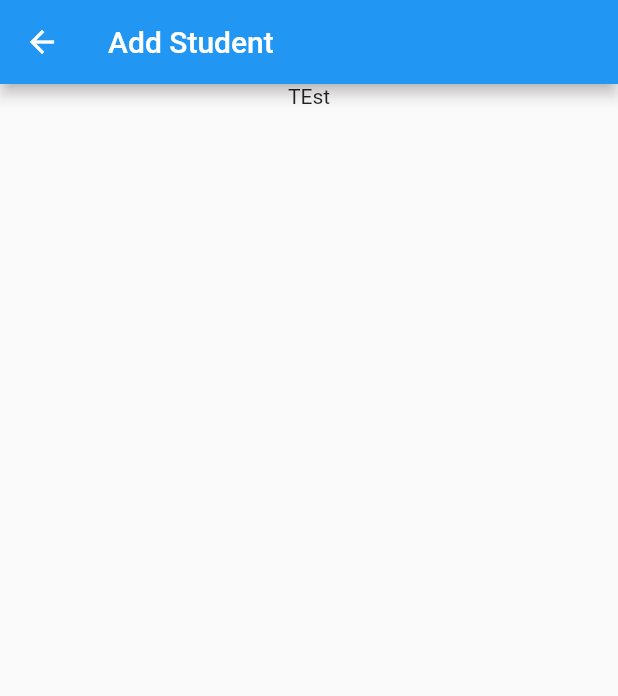
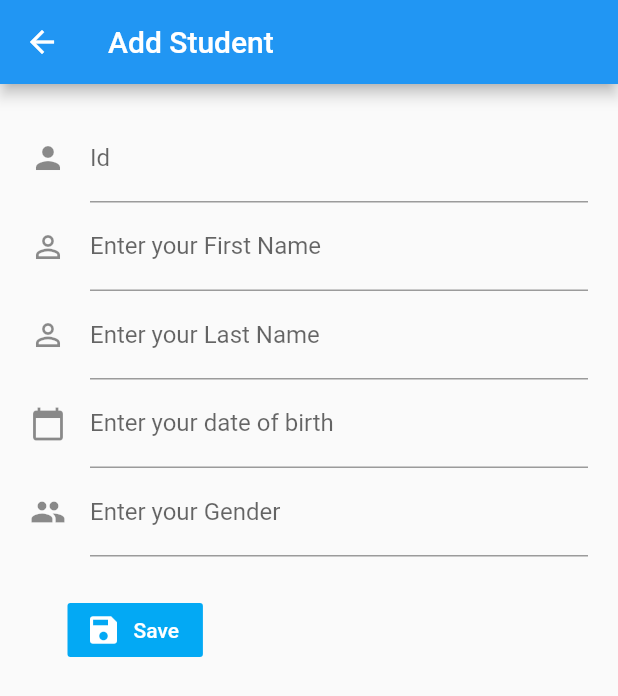
Before and after one commit to Alaeddinalhamoud/Flutter-API-Front-End, a Flutter app: the AddStudent screen opened directly, on a phone screen of 412 x 824 dp. Shown: the top 696 px of the screen. Run offline on Flutter 3.47's test engine with Material 2 defaults, Android fonts, the phone set to English and light mode, and no system bars; network calls fail.

Commit message:
Add New Student form

```diff
--- a/lib/ui/addstudent.dart
+++ b/lib/ui/addstudent.dart
@@ -1,31 +1,103 @@
- import 'package:flutter/material.dart';
+import 'package:flutter/material.dart';
 
- class AddStudent extends StatefulWidget {
 
+class AddStudent extends StatefulWidget {
   AddStudent({Key key}) : super(key: key);
 
   _AddStudentState createState() => _AddStudentState();
 }
 
 class _AddStudentState extends State<AddStudent> {
+  final _formKey = GlobalKey<FormState>();
+  var idController= TextEditingController();
+  var firstNameController= TextEditingController();
+  var lastNameController= TextEditingController();
+  var dobController= TextEditingController();
+  var genderController= TextEditingController();
+
+
   @override
   Widget build(BuildContext context) {
     return Scaffold(
       appBar: _buildAppBar(context),
-       body: Center(
-         child: Column(
-           children: <Widget>[
-             Text("TEst")
-           ],
-         ),
-       ),
+      body:_buildForm(),
     );
   }
 
   Widget _buildAppBar(BuildContext context) {
     return AppBar(
       title: Text("Add Student"),
+
     );
   }
 
+Widget _buildForm(){
+
+  return  Padding(
+          padding: EdgeInsets.all(20.0),
+          child: Form(
+        key: _formKey,
+        child: Column(
+          crossAxisAlignment: CrossAxisAlignment.start,
+          children: <Widget>[
+            TextFormField(
+              controller: idController,
+              decoration: InputDecoration(
+                labelText: 'Id',
+                icon: Icon(Icons.person)),
+            ),
+             TextFormField(
+              controller: firstNameController,
+                    validator:(val){if(val.isEmpty){return "First Name cannot be empty";}
+                      else{return null;}},
+              decoration: InputDecoration(
+                labelText: 'Enter your First Name',
+                icon: Icon(Icons.person_outline)),
+            ),
+             TextFormField(
+              controller: lastNameController,
+                    validator:(val){if(val.isEmpty){return "Last Name cannot be empty";}
+                      else{return null;}},
+              decoration: InputDecoration(
+                labelText: 'Enter your Last Name',
+                icon: Icon(Icons.person_outline)),
+            ),
+             TextFormField(
+              controller: dobController,
+                    validator:(val){if(val.isEmpty){return "Date of birth cannot be empty";}
+                      else{return null;}},
+              decoration: InputDecoration(
+                labelText: 'Enter your date of birth',
+                icon: Icon(Icons.calendar_today)),
+            ),
+             TextFormField(
+              controller: genderController,
+                    validator:(val){if(val.isEmpty){return "Gender cannot be empty";}
+                      else{return null;}},
+              decoration: InputDecoration(
+                labelText: 'Enter your Gender',
+                icon: Icon(Icons.people)),
+            ),
+
+
+            Padding(
+              padding: EdgeInsets.symmetric(vertical: 25.0,horizontal: 25.0),
+              child: FlatButton.icon(
+                color: Colors.lightBlue,
+                label: Text('Save',style: TextStyle(color: Colors.white),),
+                icon: Icon(Icons.save,color: Colors.white,),
+                onPressed: () {
+                  if (_formKey.currentState.validate()) {
+                    Scaffold.of(context).showSnackBar(
+                        SnackBar(content: Text('Processing Data')));
+                  }
+                },
+              ),
+            ),
+          ],
+        ),
+      )
+      );
 }
+
+}
--- a/lib/ui/studentlist.dart
+++ b/lib/ui/studentlist.dart
@@ -33,13 +33,7 @@ class _StudentListState extends State<StudentList> {
   @override
   Widget build(BuildContext context) {
     return Scaffold(
-      floatingActionButton:FloatingActionButton(
-        child:Icon(Icons.add) ,
-        onPressed: (){
-            //Call new ui to add student.
-            Navigator.push(context, MaterialPageRoute(builder: (context)=>AddStudent()));
-        },
-      ) ,
+      floatingActionButton:_buidFloatingButton() ,
       appBar: _buildAppBar(context),
       body: students == null
           ? Center(child: Text('Empty'))
@@ -59,4 +53,15 @@ class _StudentListState extends State<StudentList> {
       title: Text("Student APP"),
     );
   }
+
+  Widget _buidFloatingButton() {
+    return FloatingActionButton(
+        child:Icon(Icons.person_add) ,
+        onPressed: (){
+            //Call new ui to add student.
+            Navigator.push(context, MaterialPageRoute(builder: (context)=>AddStudent()));
+        },
+      );
+  }
+
 }
--- a/pubspec.yaml
+++ b/pubspec.yaml
@@ -20,6 +20,7 @@ dependencies:
   flutter:
     sdk: flutter
   http: ^0.12.0+2
+
 
   # The following adds the Cupertino Icons font to your application.
   # Use with the CupertinoIcons class for iOS style icons.
```
